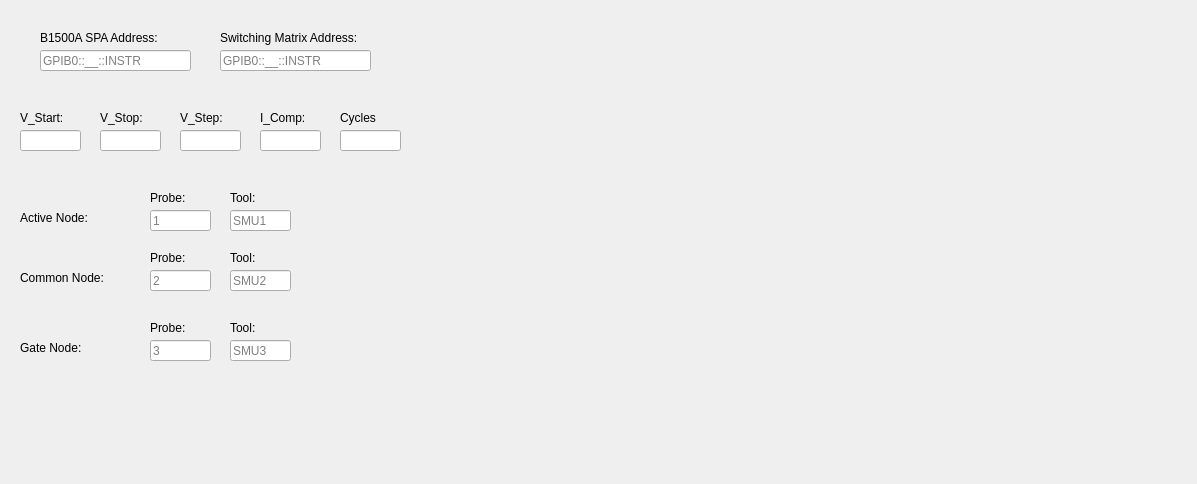
Old version of the form DCIV_GUI.ui in the repository Alexyazdani/GUI_Testing.
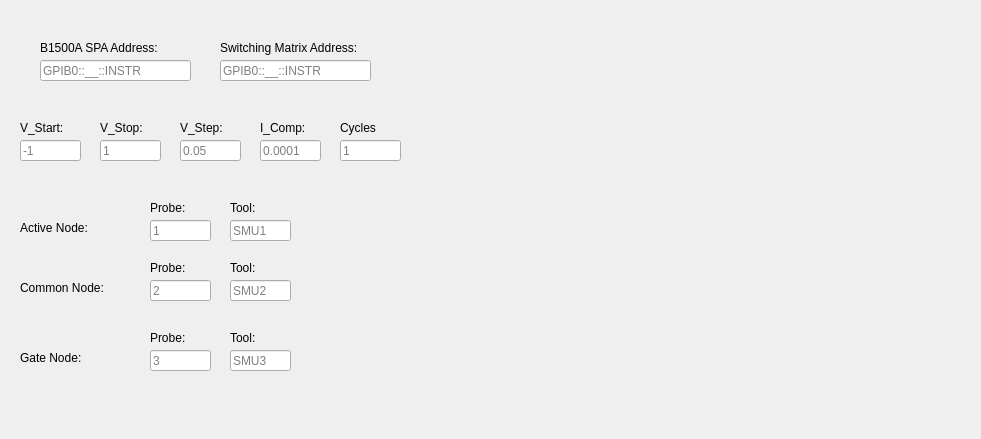
New version of the form.

The edit to the form file:
```diff
--- a/DCIV_GUI.ui
+++ b/DCIV_GUI.ui
@@ -6,8 +6,8 @@
    <rect>
     <x>0</x>
     <y>0</y>
-    <width>1197</width>
-    <height>484</height>
+    <width>981</width>
+    <height>439</height>
    </rect>
   </property>
   <property name="windowTitle">
@@ -17,11 +17,17 @@
    <property name="geometry">
     <rect>
      <x>10</x>
-     <y>0</y>
+     <y>10</y>
      <width>411</width>
-     <height>551</height>
+     <height>421</height>
     </rect>
    </property>
+   <property name="minimumSize">
+    <size>
+     <width>411</width>
+     <height>421</height>
+    </size>
+   </property>
    <widget class="QWidget" name="widget_2" native="true">
     <property name="geometry">
      <rect>
@@ -53,6 +59,9 @@
        <height>21</height>
       </rect>
      </property>
+     <property name="placeholderText">
+      <string>-1</string>
+     </property>
     </widget>
     <widget class="QLineEdit" name="lineEdit_2">
      <property name="geometry">
@@ -63,6 +72,9 @@
        <height>21</height>
       </rect>
      </property>
+     <property name="placeholderText">
+      <string>1</string>
+     </property>
     </widget>
     <widget class="QLineEdit" name="lineEdit_3">
      <property name="geometry">
@@ -73,6 +85,9 @@
        <height>21</height>
       </rect>
      </property>
+     <property name="placeholderText">
+      <string>0.0001</string>
+     </property>
     </widget>
     <widget class="QLineEdit" name="lineEdit_4">
      <property name="geometry">
@@ -83,6 +98,9 @@
        <height>21</height>
       </rect>
      </property>
+     <property name="placeholderText">
+      <string>0.05</string>
+     </property>
     </widget>
     <widget class="QLineEdit" name="lineEdit_6">
      <property name="geometry">
@@ -93,6 +111,9 @@
        <height>21</height>
       </rect>
      </property>
+     <property name="placeholderText">
+      <string>1</string>
+     </property>
     </widget>
     <widget class="QLabel" name="label_4">
      <property name="geometry">
```
Left out of the diff: 38 changed lines with no effect on the pictures.
